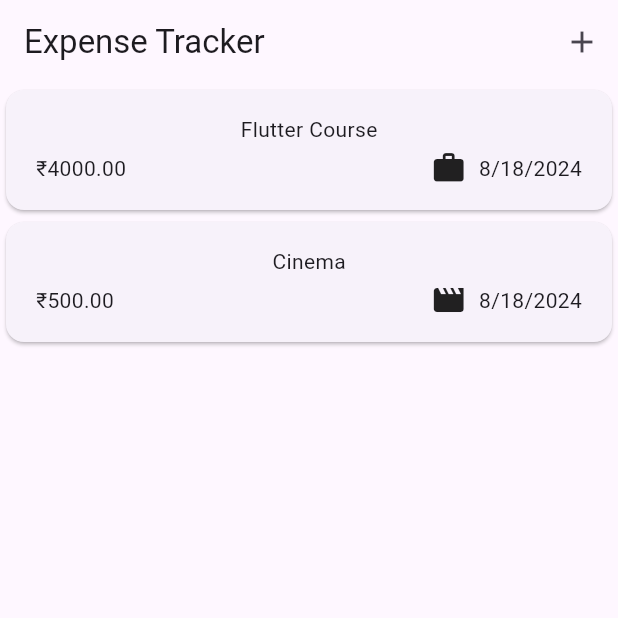
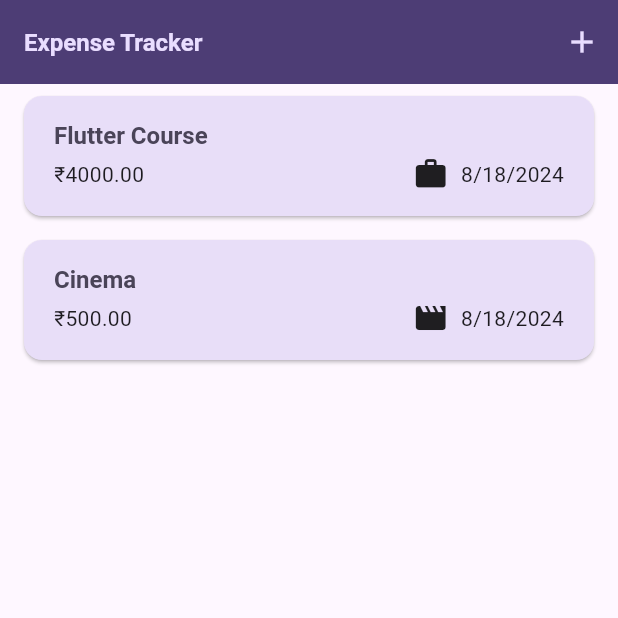
Before and after one commit to manthan-chauhan-17/Expense-Tracker, a Flutter app: the screen it shows after launch, on a phone screen of 412 x 824 dp, the top half of it. Run offline on Flutter 3.47's test engine with Material 3 defaults, Android fonts, the phone set to English and light mode, and no system bars.

Commit message:
Added Theme to the App

```diff
--- a/lib/main.dart
+++ b/lib/main.dart
@@ -1,6 +1,14 @@
 import 'package:expense_tracker/widgets/expenses.dart';
 import 'package:flutter/material.dart';
 
+var kColorScheme = ColorScheme.fromSeed(
+  seedColor: const Color.fromARGB(255, 96, 59, 181),
+);
+
+var kDarkColorScheme = ColorScheme.fromSeed(
+  brightness: Brightness.dark,
+  seedColor: const Color.fromARGB(255, 5, 99, 125),
+);
 void main() {
   runApp(
     const MyApp(),
@@ -12,8 +20,50 @@ class MyApp extends StatelessWidget {
 
   @override
   Widget build(BuildContext context) {
-    return const MaterialApp(
-      home: Expenses(),
+    return MaterialApp(
+      darkTheme: ThemeData.dark().copyWith(
+        colorScheme: kDarkColorScheme,
+        cardTheme: const CardTheme().copyWith(
+          color: kDarkColorScheme.secondaryContainer,
+          margin: const EdgeInsets.symmetric(
+            horizontal: 16,
+            vertical: 8,
+          ),
+        ),
+        elevatedButtonTheme: ElevatedButtonThemeData(
+          style: ElevatedButton.styleFrom(
+            backgroundColor: kDarkColorScheme.primaryContainer,
+            foregroundColor: kDarkColorScheme.onPrimaryContainer,
+          ),
+        ),
+      ),
+      theme: ThemeData().copyWith(
+        colorScheme: kColorScheme,
+        appBarTheme: const AppBarTheme().copyWith(
+          backgroundColor: kColorScheme.onPrimaryContainer,
+          foregroundColor: kColorScheme.primaryContainer,
+        ),
+        cardTheme: const CardTheme().copyWith(
+          color: kColorScheme.secondaryContainer,
+          margin: const EdgeInsets.symmetric(
+            horizontal: 16,
+            vertical: 8,
+          ),
+        ),
+        elevatedButtonTheme: ElevatedButtonThemeData(
+          style: ElevatedButton.styleFrom(
+            backgroundColor: kColorScheme.primaryContainer,
+          ),
+        ),
+        textTheme: ThemeData().textTheme.copyWith(
+              titleLarge: TextStyle(
+                fontWeight: FontWeight.bold,
+                color: kColorScheme.onSecondaryContainer,
+                fontSize: 16.0,
+              ),
+            ),
+      ),
+      home: const Expenses(),
     );
   }
 }
--- a/lib/widgets/expenses-list/expenses_item.dart
+++ b/lib/widgets/expenses-list/expenses_item.dart
@@ -12,8 +12,12 @@ class ExpensesItem extends StatelessWidget {
       child: Padding(
         padding: const EdgeInsets.symmetric(horizontal: 20, vertical: 16),
         child: Column(
+          crossAxisAlignment: CrossAxisAlignment.start,
           children: [
-            Text(expenses.title),
+            Text(
+              expenses.title,
+              style: Theme.of(context).textTheme.titleLarge,
+            ),
             const SizedBox(
               height: 4,
             ),
--- a/lib/widgets/expenses-list/expenses_list.dart
+++ b/lib/widgets/expenses-list/expenses_list.dart
@@ -17,6 +17,12 @@ class ExpensesList extends StatelessWidget {
     return ListView.builder(
       itemCount: expenses.length,
       itemBuilder: (context, index) => Dismissible(
+        background: Container(
+          color: Theme.of(context).colorScheme.error.withOpacity(0.75),
+          margin: EdgeInsets.symmetric(
+            horizontal: Theme.of(context).cardTheme.margin!.horizontal,
+          ),
+        ),
         onDismissed: (direction) {
           onRemoveExpense(expenses[index]);
         },
```
